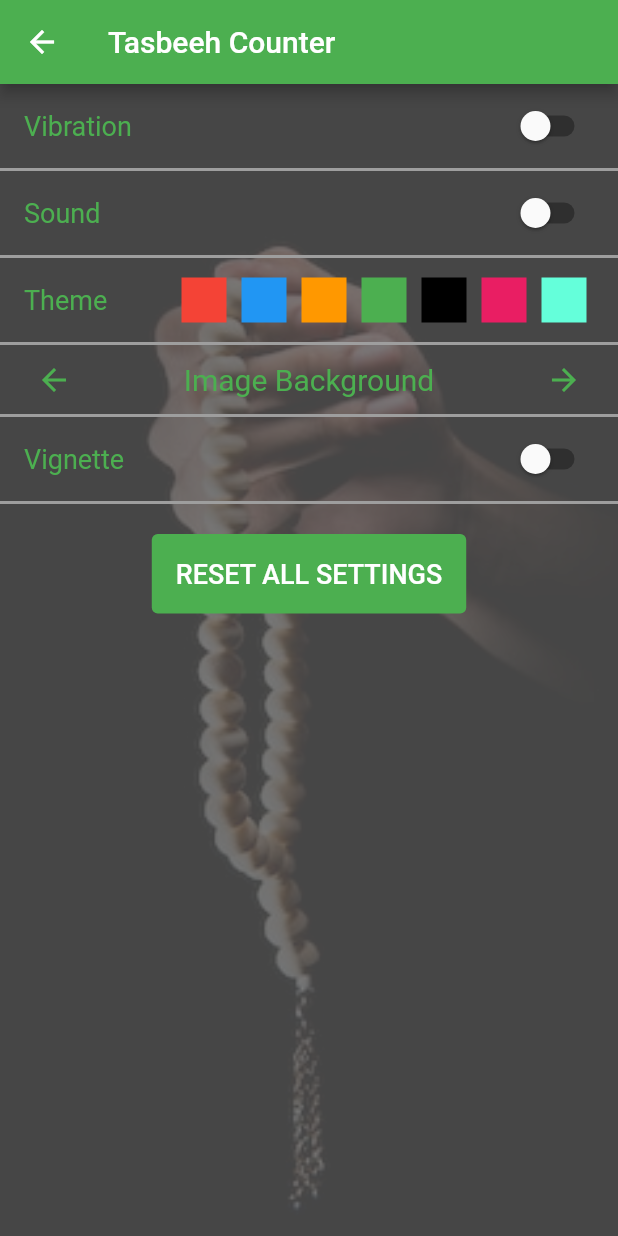
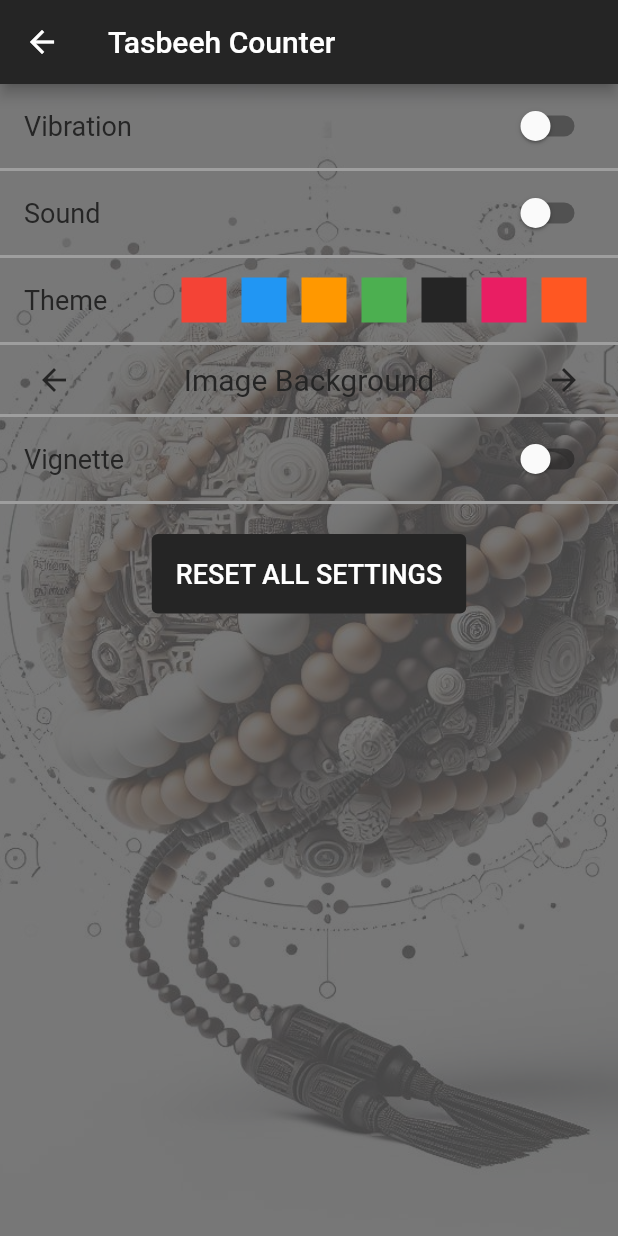
Before and after one commit to muhammaduzairrazaq/tasbeehCounter, a Flutter app: the screen it shows after launch, after a tap on the "settings" icon, on a phone screen of 412 x 824 dp. Run offline on Flutter 3.47's test engine with Material 2 defaults, Android fonts, the phone set to English and light mode, and no system bars; our stand-ins replace audioplayers, vibration.

Commit message:
base1 completed

```diff
--- a/tasbeeh_counter/lib/app_theme.dart
+++ b/tasbeeh_counter/lib/app_theme.dart
@@ -1,15 +1,27 @@
 import 'package:flutter/material.dart';
 
 class AppTheme {
-  static Color textcolor = Colors.green;
+  static Color textcolor =   const Color.fromARGB(255, 37, 37, 37);
+  static double opacity  = 0.8;
+  static bool sound = false;
+  static bool vibrate = false;
 
   static void updateThemeColor(Color color) {
     textcolor = color;
   }
+  static void updateOpacity(double value) {
+    opacity = value;
+  }
+  static void updateSound(bool value) {
+    sound = value;
+  }
+  static void updateVibrate(bool value) {
+    vibrate = value;
+  }
 }
 
 class BackgroundImage {
-  static String imagepath = 'assets/tbk1.png';
+  static String imagepath = 'assets/nnldb.png';
 
   static void updateBackgroundImage(String path) {
     imagepath = path;
--- a/tasbeeh_counter/lib/loadingpage.dart
+++ b/tasbeeh_counter/lib/loadingpage.dart
@@ -26,7 +26,7 @@ class _LoadingScreenState extends State<LoadingScreen> {
           mainAxisAlignment: MainAxisAlignment.center,
           children: [
             Image.asset(
-              'assets/lodingbk.gif',
+              'assets/loadingpage.gif',
               fit: BoxFit.cover,
               width: 200,
               height: 200,
--- a/tasbeeh_counter/lib/settingscreen.dart
+++ b/tasbeeh_counter/lib/settingscreen.dart
@@ -17,9 +17,9 @@ class _SettingsState extends State<Settings> {
     Colors.blue,
     Colors.orange,
     Colors.green,
-    Colors.black,
+    const Color.fromARGB(255, 37, 37, 37),
     Colors.pink,
-    Colors.tealAccent,
+    Colors.deepOrange,
   ];
 
   void updateThemeColor(Color color) async {
@@ -29,9 +29,11 @@ class _SettingsState extends State<Settings> {
   }
 
   List<String> imagePaths = [
-    'assets/tbk1.png',
-    'assets/tbk2.png',
-    'assets/tbk3.png',
+    'assets/nnldb.png',
+    'assets/n1.png',
+    'assets/mosn.png',
+    'assets/mosn2.png',
+    'assets/mosn3.png',
   ];
 
   void nextImage() {
@@ -88,7 +90,7 @@ class _SettingsState extends State<Settings> {
               height: double.infinity,
             ),
             Container(
-              color: const Color.fromARGB(255, 87, 87, 87).withOpacity(0.8),
+              color: const Color.fromARGB(255, 87, 87, 87).withOpacity(AppTheme.opacity),
               width: double.infinity,
               height: double.infinity,
             ),
@@ -100,6 +102,7 @@ class _SettingsState extends State<Settings> {
                         bottom: BorderSide(color: Colors.grey, width: 2.0)),
                   ),
                   child: SwitchListTile(
+                    activeColor: AppTheme.textcolor,
                     title: Text(
                       'Vibration',
                       style: TextStyle(color: AppTheme.textcolor, fontSize: 18),
@@ -108,6 +111,7 @@ class _SettingsState extends State<Settings> {
                     onChanged: (bool value) {
                       setState(() {
                         _vibration = value;
+                        AppTheme.vibrate = value;
                       });
                     },
                   ),
@@ -118,6 +122,7 @@ class _SettingsState extends State<Settings> {
                         bottom: BorderSide(color: Colors.grey, width: 2.0)),
                   ),
                   child: SwitchListTile(
+                    activeColor: AppTheme.textcolor,
                     title: Text(
                       'Sound',
                       style: TextStyle(color: AppTheme.textcolor, fontSize: 18),
@@ -126,6 +131,7 @@ class _SettingsState extends State<Settings> {
                     onChanged: (bool value) {
                       setState(() {
                         _sound = value;
+                        AppTheme.sound = value;
                       });
                     },
                   ),
@@ -200,6 +206,7 @@ class _SettingsState extends State<Settings> {
                     ),
                   ),
                   child: SwitchListTile(
+                    activeColor: AppTheme.textcolor,
                     title: Text(
                       'Vignette',
                       style: TextStyle(color: AppTheme.textcolor, fontSize: 18),
@@ -208,6 +215,12 @@ class _SettingsState extends State<Settings> {
                     onChanged: (bool value) {
                       setState(() {
                         _vignette = value;
+                        if (_vignette==false) {
+                          AppTheme.updateOpacity(0.8);
+                        }
+                        else {
+                          AppTheme.updateOpacity(0.6);
+                        }
                       });
                     },
                   ),
@@ -223,7 +236,11 @@ class _SettingsState extends State<Settings> {
                           _vibration = false;
                           _sound = false;
                           _vignette = false;
-                          AppTheme.textcolor = Colors.green;
+                          AppTheme.textcolor = const Color.fromARGB(255, 37, 37, 37);
+                          _currentImageIndex = 0;
+                          AppTheme.updateOpacity(0.8);
+                          AppTheme.sound=false;
+                          AppTheme.vibrate=false;
                         });
                       },
                       style: ButtonStyle(
--- a/tasbeeh_counter/pubspec.yaml
+++ b/tasbeeh_counter/pubspec.yaml
@@ -36,6 +36,9 @@ dependencies:
   # Use with the CupertinoIcons class for iOS style icons.
   cupertino_icons: ^1.0.2
   shared_preferences: ^2.2.2
+  audioplayers: ^5.2.0
+  vibration: ^1.8.3
+
 
 dev_dependencies:
   flutter_test:
```
Also changed, not shown: tasbeeh_counter/lib/tasbeeh_counter_screen.dart (+19 -2 lines), tasbeeh_counter/assets/lb.png (deleted), tasbeeh_counter/assets/ld2.png (deleted), tasbeeh_counter/assets/ldb.png (deleted), tasbeeh_counter/assets/loadingpage.gif (added), tasbeeh_counter/assets/lodingbk.gif (deleted), tasbeeh_counter/assets/lodingpage.png (deleted), tasbeeh_counter/assets/mosn.png (added), tasbeeh_counter/assets/mosn2.png (added), tasbeeh_counter/assets/mosn3.png (added), tasbeeh_counter/assets/nldb.png (deleted), tasbeeh_counter/assets/tbk1.png (deleted), tasbeeh_counter/assets/tbk2.png (deleted), tasbeeh_counter/assets/tbk3.png (deleted), 1 more files, 6 other files.
